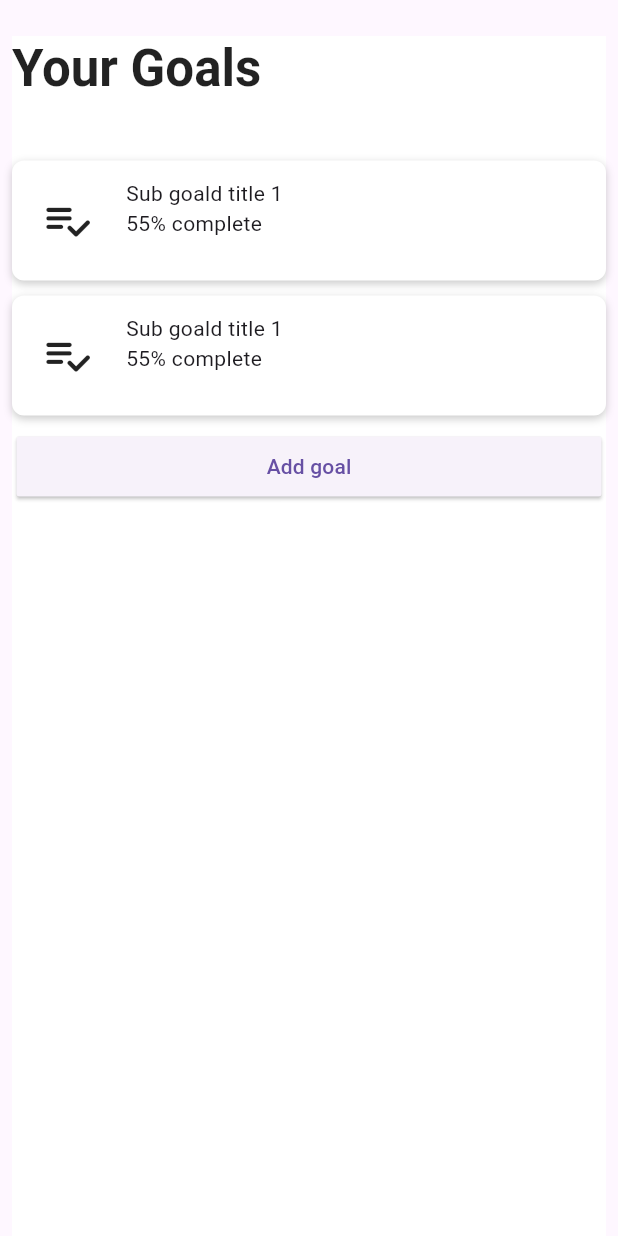
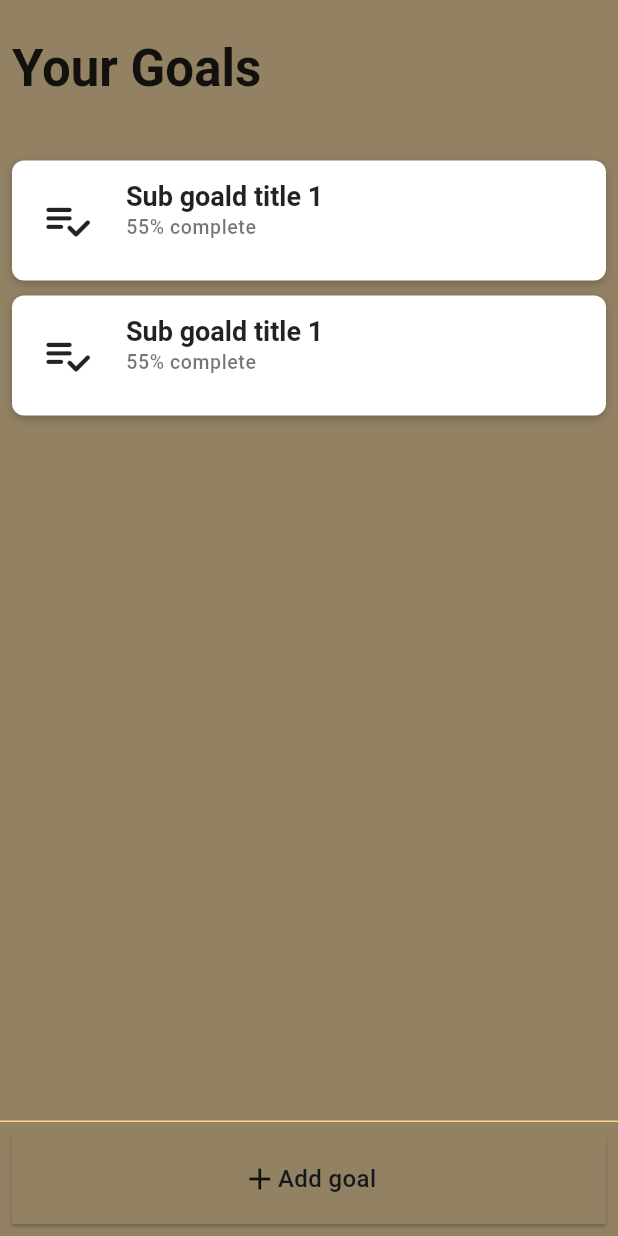
Before and after one commit to sankassio99/goals_tracker, a Flutter app: the screen it shows after launch, on a phone screen of 412 x 824 dp. Run offline on Flutter 3.47's test engine with Material 2 defaults, Android fonts, the phone set to English and light mode, and no system bars; our stand-ins replace get, google_fonts, percent_indicator; Roboto replaces fonts that are missing (Hind, Poppins).

Commit message:
config theme layout

```diff
--- a/lib/main.dart
+++ b/lib/main.dart
@@ -24,7 +24,18 @@ ThemeData themeConfig() {
     // Define the default brightness and colors.
     brightness: Brightness.light,
     primaryColor: const Color(0xFF928163),
-    secondaryHeaderColor: const Color(0xFF928163),
+    colorScheme: const ColorScheme(
+        brightness: Brightness.light,
+        primary: Color(0xff14181b),
+        onPrimary: Color(0xfff1f4f8),
+        secondary: Color(0xff14181b),
+        onSecondary: Color.fromARGB(255, 102, 99, 146),
+        error: Color(0xFF928163),
+        onError: Color(0xFF928163),
+        background: Color(0xfff1f4f8),
+        onBackground: Color.fromARGB(255, 254, 214, 140),
+        surface: Color(0xFF928163),
+        onSurface: Color.fromARGB(255, 119, 0, 8)),
 
     // Define the default font family.
     fontFamily: 'Poppins',
@@ -33,13 +44,26 @@ ThemeData themeConfig() {
     // Define the default `TextTheme`. Use this to specify the default
     // text styling for headlines, titles, bodies of text, and more.
     textTheme: const TextTheme(
-        displayLarge: TextStyle(fontSize: 72.0, fontWeight: FontWeight.bold),
-        titleLarge: TextStyle(fontSize: 36.0, fontStyle: FontStyle.italic),
-        bodyMedium: TextStyle(fontSize: 14.0, fontFamily: 'Hind'),
-        headlineLarge: TextStyle(
-          fontSize: 34.0,
-          fontWeight: FontWeight.w600,
-          color: Colors.black87,
-        )),
+      headlineLarge: TextStyle(
+        fontSize: 34.0,
+        fontWeight: FontWeight.w600,
+        color: Colors.black87,
+      ),
+      headlineSmall: TextStyle(
+        fontSize: 18.0,
+        fontWeight: FontWeight.w700,
+        color: Colors.black87,
+      ),
+      bodySmall: TextStyle(
+        fontSize: 13.0,
+        fontWeight: FontWeight.w500,
+        color: Colors.black54,
+      ),
+      bodyMedium: TextStyle(
+        fontSize: 16.0,
+        fontWeight: FontWeight.w500,
+        color: Colors.black87,
+      ),
+    ),
   );
 }
--- a/lib/presentation/components/goal_card_widget.dart
+++ b/lib/presentation/components/goal_card_widget.dart
@@ -38,14 +38,16 @@ class GoalCardWidget extends StatelessWidget {
               child: Column(
                 mainAxisSize: MainAxisSize.max,
                 crossAxisAlignment: CrossAxisAlignment.start,
-                children: const [
+                children: [
                   Text(
-                    key: Key("goalCardTitle"),
+                    key: const Key("goalCardTitle"),
                     'Sub goald title 1',
+                    style: Theme.of(context).textTheme.headlineSmall,
                   ),
                   Text(
-                    key: Key("goalCardPercentage"),
+                    key: const Key("goalCardPercentage"),
                     '55% complete',
+                    style: Theme.of(context).textTheme.bodySmall,
                   ),
                 ],
               ),
--- a/lib/presentation/components/goal_list_widget.dart
+++ b/lib/presentation/components/goal_list_widget.dart
@@ -7,9 +7,7 @@ class GoalListWidget extends StatelessWidget {
   Widget build(BuildContext context) {
     return Container(
       width: double.infinity,
-      decoration: BoxDecoration(
-        color: Colors.white,
-      ),
+      decoration: BoxDecoration(),
       child: Column(
         mainAxisSize: MainAxisSize.max,
         crossAxisAlignment: CrossAxisAlignment.start,
--- a/lib/presentation/pages/home_page_widget.dart
+++ b/lib/presentation/pages/home_page_widget.dart
@@ -15,7 +15,6 @@ class HomePageWidget extends StatelessWidget {
           child: Center(
             child: Container(
               width: 400,
-              color: Colors.white,
               child: Column(
                 mainAxisAlignment: MainAxisAlignment.start,
                 crossAxisAlignment: CrossAxisAlignment.start,
@@ -26,6 +25,13 @@ class HomePageWidget extends StatelessWidget {
                     style: Theme.of(context).textTheme.headlineLarge,
                   ),
                   GoalListWidget(),
+                ],
+              ),
+            ),
+          ),
+        ),
+      ),
+      persistentFooterButtons: [
         Center(
           child: ElevatedButton(
             key: const Key("addNewGoalButton"),
@@ -39,21 +45,31 @@ class HomePageWidget extends StatelessWidget {
               );
             },
             style: ElevatedButton.styleFrom(
-                        minimumSize: const Size(390, 40),
+              minimumSize: const Size(400, 60),
               padding: const EdgeInsets.symmetric(horizontal: 16),
               shape: const RoundedRectangleBorder(
                 borderRadius: BorderRadius.all(Radius.circular(2)),
               ),
+              textStyle: Theme.of(context).textTheme.bodyMedium,
             ),
-                      child: const Text('Add goal'),
+            child: Row(
+              mainAxisAlignment: MainAxisAlignment.center,
+              crossAxisAlignment: CrossAxisAlignment.center,
+              children: const [
+                Icon(
+                  key: Key("goalCardIcon"),
+                  Icons.add,
+                  color: Colors.black87,
+                  size: 24,
                 ),
+                Text(
+                  'Add goal',
                 ),
               ],
             ),
           ),
         ),
-        ),
-      ),
+      ],
     );
   }
 }
```
Lines whose indentation alone changed are shown as unchanged.
